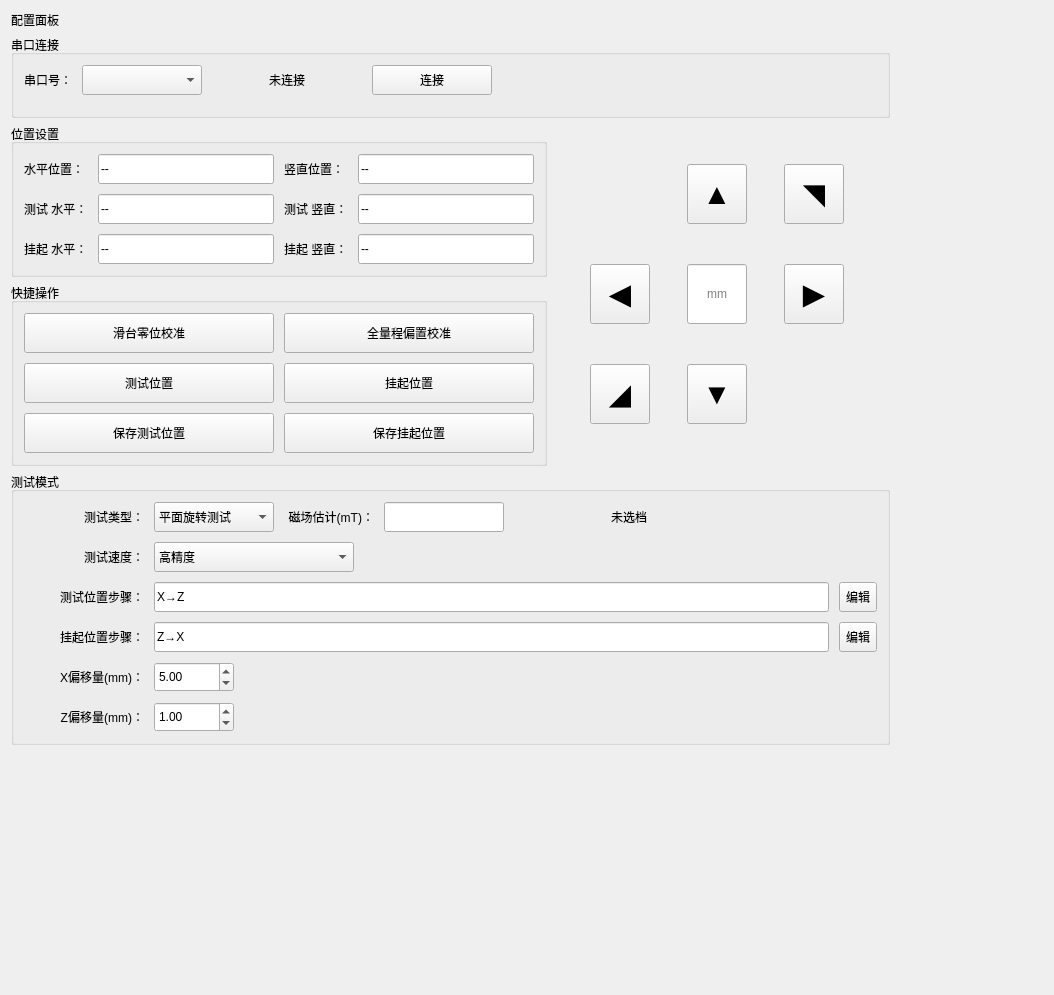
First picture: the form in src/ui/config_panel.ui, repository IceSugarZxy/MARS-pro, before the edit.
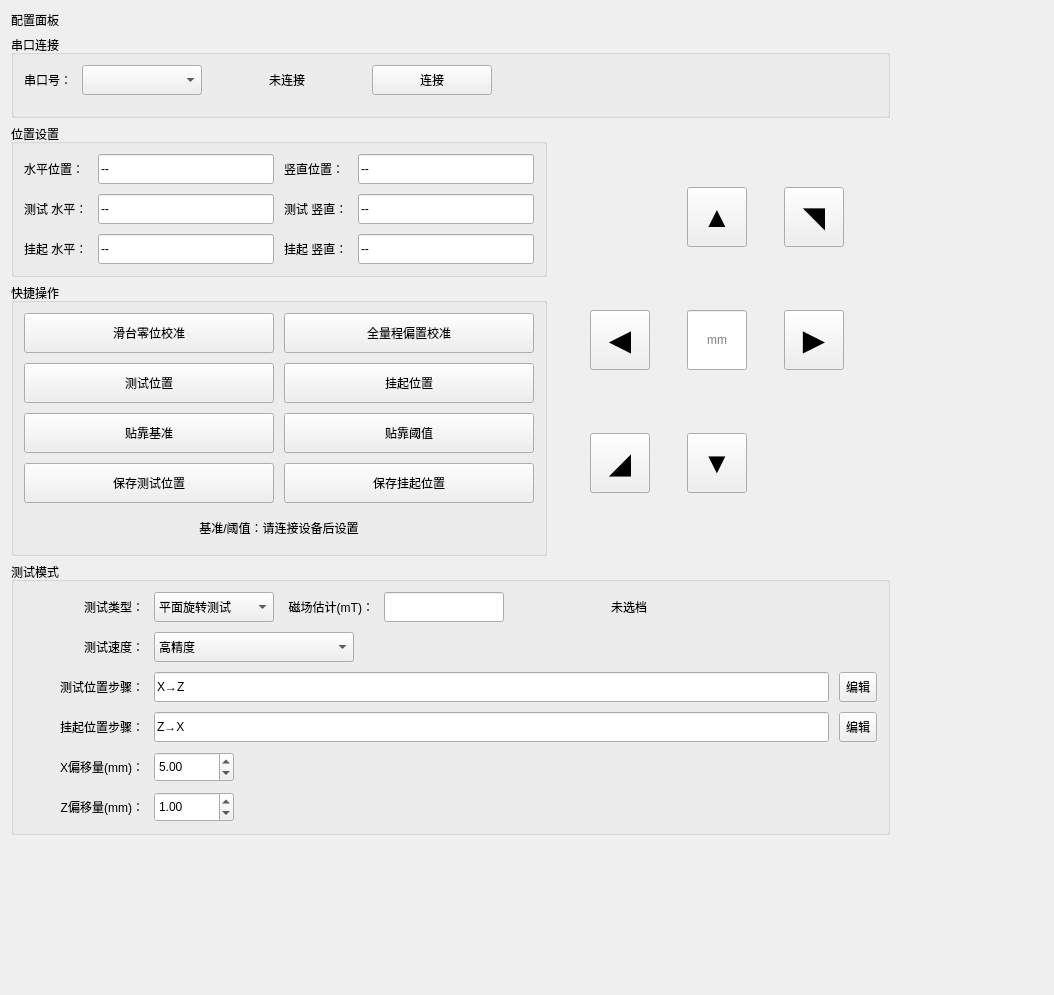
Second picture: the form after the edit.

Commit message: feat: 新增光电贴靠标定并统一指令按钮门控

Patch:
```diff
--- a/src/ui/config_panel.ui
+++ b/src/ui/config_panel.ui
@@ -185,6 +185,78 @@
         </property>
        </widget>
       </item>
+      <item row="2" column="0">
+       <widget class="QPushButton" name="btn_set_light_base">
+        <property name="sizePolicy">
+         <sizepolicy hsizetype="Fixed" vsizetype="Fixed">
+          <horstretch>0</horstretch>
+          <verstretch>0</verstretch>
+         </sizepolicy>
+        </property>
+        <property name="minimumSize">
+         <size>
+          <width>250</width>
+          <height>40</height>
+         </size>
+        </property>
+        <property name="maximumSize">
+         <size>
+          <width>250</width>
+          <height>16777215</height>
+         </size>
+        </property>
+        <property name="toolTip">
+         <string>未下压时点击。记录当前光电传感器 ADC 原始值作为静态基准值，并保存到设备 Flash。</string>
+        </property>
+        <property name="text">
+         <string>贴靠基准</string>
+        </property>
+       </widget>
+      </item>
+      <item row="2" column="1">
+       <widget class="QPushButton" name="btn_set_light_threshold">
+        <property name="sizePolicy">
+         <sizepolicy hsizetype="Fixed" vsizetype="Fixed">
+          <horstretch>0</horstretch>
+          <verstretch>0</verstretch>
+         </sizepolicy>
+        </property>
+        <property name="minimumSize">
+         <size>
+          <width>250</width>
+          <height>40</height>
+         </size>
+        </property>
+        <property name="maximumSize">
+         <size>
+          <width>250</width>
+          <height>16777215</height>
+         </size>
+        </property>
+        <property name="toolTip">
+         <string>将探头压至期望触发位置后点击。记录当前 ADC 原始值作为下压点，阈值按基准与下压点差值自动计算，并保存到设备 Flash。</string>
+        </property>
+        <property name="text">
+         <string>贴靠阈值</string>
+        </property>
+       </widget>
+      </item>
+      <item row="4" column="0" colspan="2">
+       <widget class="QLabel" name="label_light_cal_status">
+        <property name="minimumSize">
+         <size>
+          <width>0</width>
+          <height>30</height>
+         </size>
+        </property>
+        <property name="text">
+         <string>基准/阈值：请连接设备后设置</string>
+        </property>
+        <property name="alignment">
+         <set>Qt::AlignCenter</set>
+        </property>
+       </widget>
+      </item>
      </layout>
     </widget>
    </item>
```
The commit also changes 4 other files.
